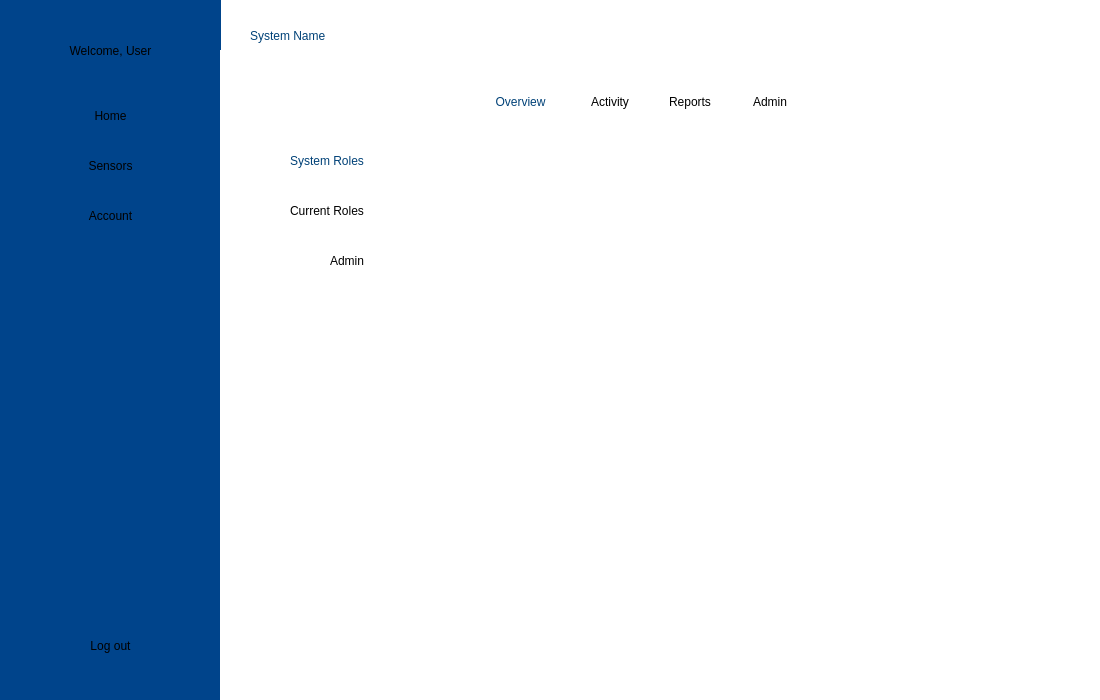
This is gui/menuwindow.ui in pauqiu/la-gang-gang as Qt 5 draws it before an edit. The edited form follows.
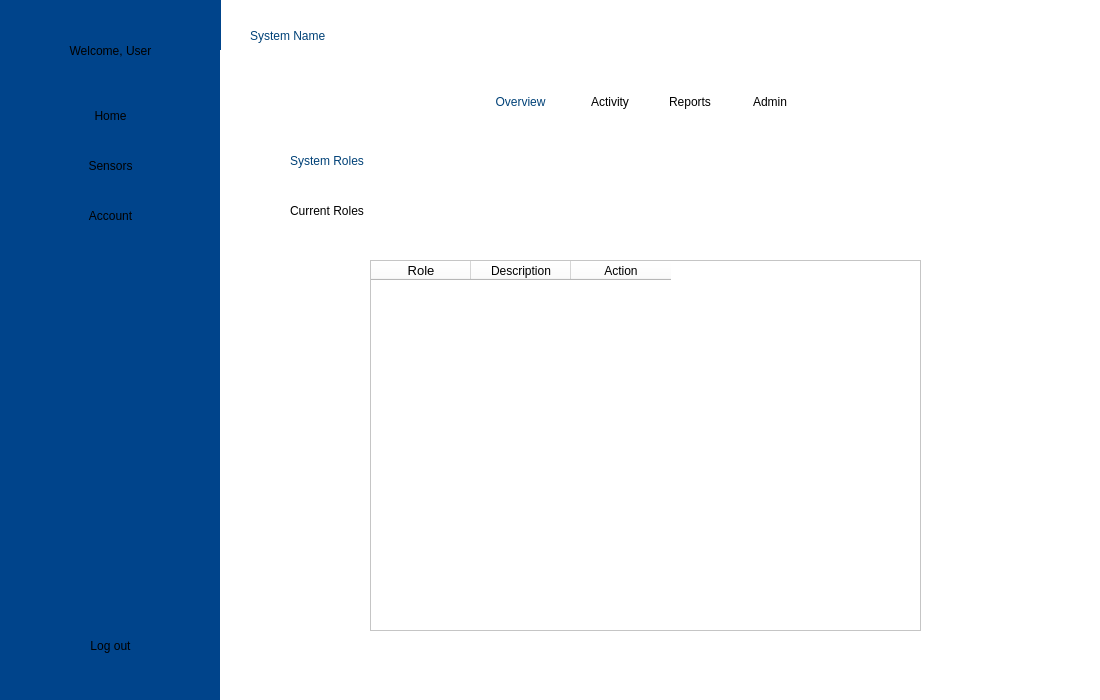
This is the edited form. The open tabs and pages were chosen to show the change.

Commit message: Admin page - view roles functionability (UI) implemented

```diff
--- a/gui/menuwindow.ui
+++ b/gui/menuwindow.ui
@@ -317,22 +317,60 @@
          <string>Current Roles</string>
         </property>
        </widget>
-       <widget class="QLabel" name="adminTitle">
+       <widget class="QTableWidget" name="rolesTable">
         <property name="geometry">
          <rect>
-          <x>100</x>
-          <y>120</y>
-          <width>111</width>
-          <height>21</height>
+          <x>140</x>
+          <y>130</y>
+          <width>551</width>
+          <height>371</height>
          </rect>
         </property>
         <property name="styleSheet">
-         <string notr="true">color: rgb(0, 0, 0);
-font: 700 12pt &quot;Segoe UI&quot;;</string>
+         <string notr="true">color: rgb(0, 0, 0);</string>
         </property>
-        <property name="text">
-         <string>Admin</string>
+        <property name="editTriggers">
+         <set>QAbstractItemView::EditTrigger::NoEditTriggers</set>
         </property>
+        <property name="alternatingRowColors">
+         <bool>true</bool>
+        </property>
+        <property name="columnCount">
+         <number>3</number>
+        </property>
+        <attribute name="horizontalHeaderCascadingSectionResizes">
+         <bool>false</bool>
+        </attribute>
+        <attribute name="verticalHeaderCascadingSectionResizes">
+         <bool>false</bool>
+        </attribute>
+        <column>
+         <property name="text">
+          <string>Role</string>
+         </property>
+         <property name="font">
+          <font>
+           <pointsize>10</pointsize>
+          </font>
+         </property>
+         <property name="background">
+          <color>
+           <red>255</red>
+           <green>255</green>
+           <blue>255</blue>
+          </color>
+         </property>
+        </column>
+        <column>
+         <property name="text">
+          <string>Description</string>
+         </property>
+        </column>
+        <column>
+         <property name="text">
+          <string>Action</string>
+         </property>
+        </column>
        </widget>
       </widget>
      </widget>
```
Left out of the diff: 5 changed lines with no effect on the pictures. The commit also changes 5 other files.
